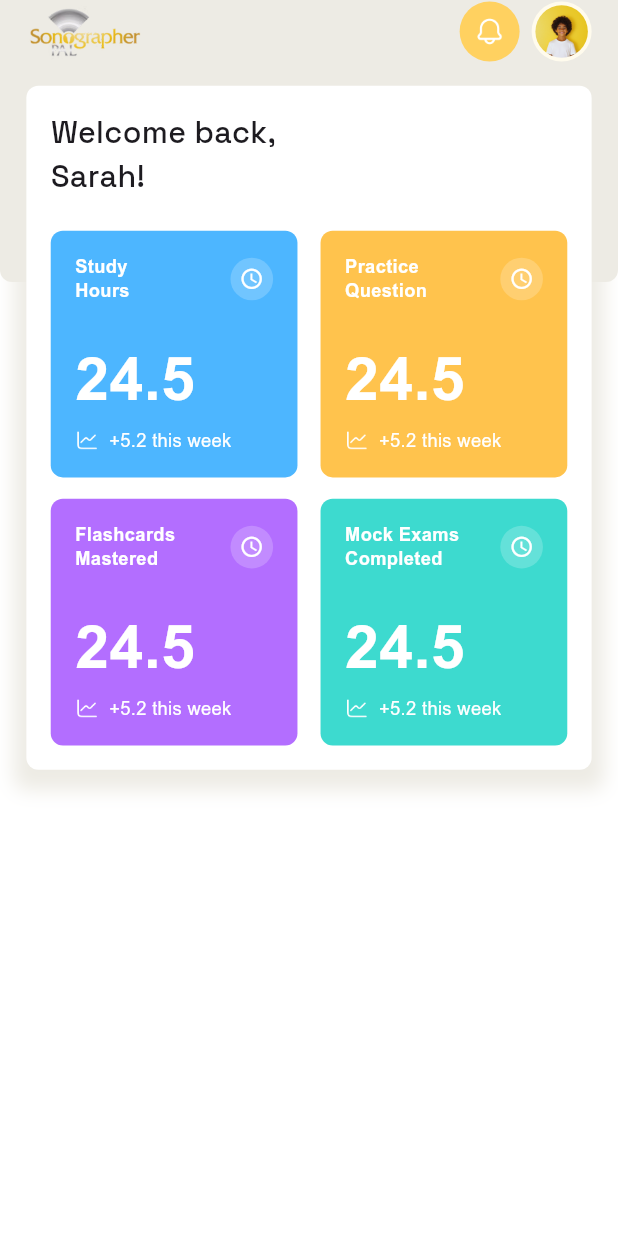
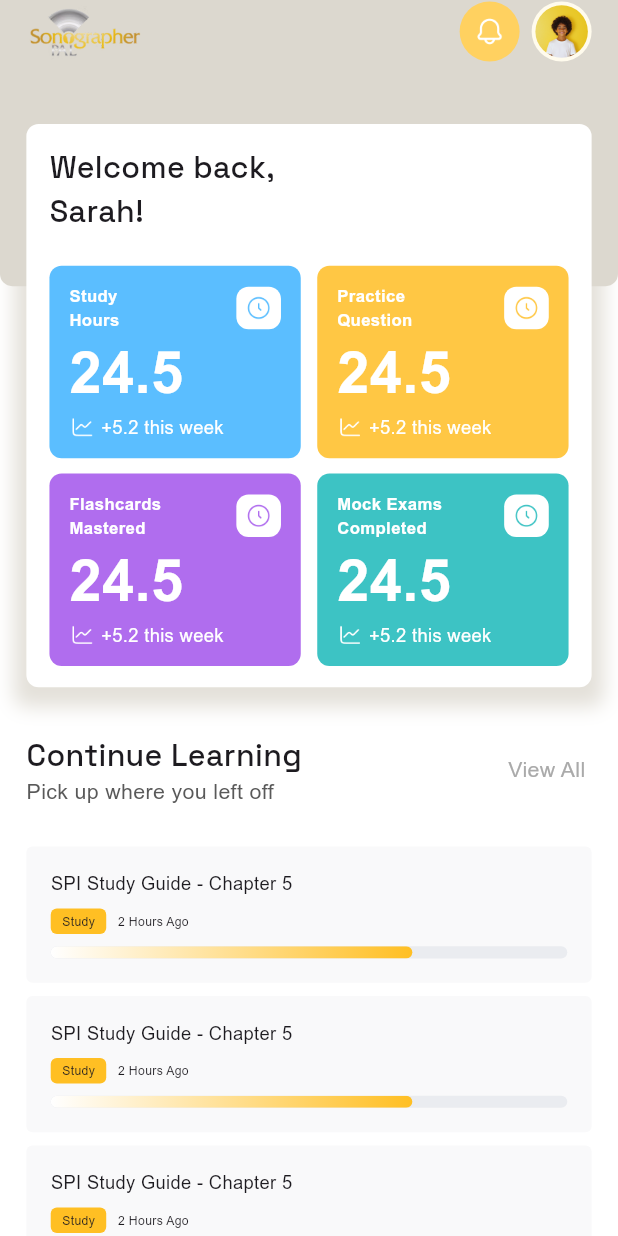
Before and after one commit to flutter-maktech/shomoshotime_app_forntend, a Flutter app: the screen it shows after launch, on a phone screen of 412 x 824 dp. Run offline on Flutter 3.47's test engine with Material 3 defaults, Android fonts, the light colour scheme and no system bars; our stand-ins replace flutter_screenutil, get.

Commit message:
home screen full complit

```diff
--- a/lib/app/data/app_colors.dart
+++ b/lib/app/data/app_colors.dart
@@ -9,10 +9,13 @@ class AppColors{
   static const Color appBarSub = Color(0xff595959);
   static const Color appBarCircleAvatar = Color(0xfffffbed);
   static const Color appBarCircleAvatarColor = Color(0xffFFD160);
-  static const Color homeStack = Color(0xffEDEBE4);
+  static const Color homeStack = Color(0xffdcd8cf);
   static const Color homeGridColorOne = Color(0xff5BBEFF);
   static const Color homeGridColorTwo = Color(0xffFFC744);
   static const Color homeGridColorThree = Color(0xffB06DEE);
   static const Color homeGridColorFour = Color(0xff3DC3C4);
+  static const Color progressBg = Color(0xffEAECF0);
+  static const Color progressContainerBg = Color(0xffF9F9FA);
+  static const Color primaryGray = Color(0xffAAAAAA);
 
 }
--- a/lib/app/data/image_path.dart
+++ b/lib/app/data/image_path.dart
@@ -5,4 +5,5 @@ class ImagePath {
   static const String profile = '$baseUrl/profile.png';
   static const String notification = '$baseUrl/notification.png';
   static const String chart = '$baseUrl/chart.png';
+  static const String clock = '$baseUrl/clock.png';
 }
--- /dev/null
+++ b/lib/app/modules/common_widgets/custom_progress.dart
@@ -0,0 +1,47 @@
+import 'package:flutter/material.dart';
+import 'package:flutter_screenutil/flutter_screenutil.dart';
+import 'package:shomoshotime/app/data/app_colors.dart';
+
+class CustomProgress extends StatelessWidget {
+  final double progress; // 0.0 to 1.0
+  final Color? backgroundColor;
+  final double? height;
+
+  const CustomProgress({
+    super.key,
+    required this.progress,
+    this.backgroundColor,
+    this.height,
+  });
+
+  @override
+  Widget build(BuildContext context) {
+    return Container(
+      height: height ?? 8.h,
+      width: double.infinity,
+      decoration: BoxDecoration(
+        color: backgroundColor ?? AppColors.progressBg,
+        borderRadius: BorderRadius.circular(100),
+      ),
+      child: ClipRRect(
+        borderRadius: BorderRadius.circular(100),
+        child: Stack(
+          children: [
+            FractionallySizedBox(
+              alignment: Alignment.centerLeft,
+              widthFactor: progress.clamp(0.0, 1.0),
+              child: Container(
+                decoration: BoxDecoration(
+                  gradient: LinearGradient(
+                    colors: [AppColors.whiteColor, AppColors.primaryColor],
+                  ),
+                  borderRadius: BorderRadius.circular(100),
+                ),
+              ),
+            ),
+          ],
+        ),
+      ),
+    );
+  }
+}
--- /dev/null
+++ b/lib/app/modules/common_widgets/custom_progress_container.dart
@@ -0,0 +1,64 @@
+import 'package:flutter/material.dart';
+import 'package:flutter_screenutil/flutter_screenutil.dart';
+import 'package:shomoshotime/app/data/app_colors.dart';
+import 'package:shomoshotime/app/data/app_text_styles.dart';
+import 'custom_progress.dart';
+
+class CustomProgressContainer extends StatelessWidget {
+  final String? title;
+  final String? subTitleContainerText;
+  final String? subTitleText;
+  final double? progress;
+
+  const CustomProgressContainer({
+    super.key,
+    this.title,
+    this.subTitleContainerText,
+    this.subTitleText,
+    this.progress,
+  });
+
+  @override
+  Widget build(BuildContext context) {
+    return Container(
+      padding: EdgeInsets.all(16.sp),
+      margin: EdgeInsets.symmetric(vertical: 4.w),
+      width: double.infinity,
+      decoration: BoxDecoration(
+        color: AppColors.progressContainerBg,
+        borderRadius: BorderRadius.circular(4),
+      ),
+      child: Column(
+        crossAxisAlignment: CrossAxisAlignment.start,
+        children: [
+          Text(title ?? '', style: AppTextStyles.regular12),
+          Padding(
+            padding: EdgeInsets.symmetric(vertical: 8.h),
+            child: Row(
+              children: [
+                Container(
+                  height: 17,
+                  width: 37,
+                  decoration: BoxDecoration(
+                    borderRadius: BorderRadius.circular(4.r),
+                    color: AppColors.primaryColor,
+                  ),
+                  child: Center(
+                    child: Text(
+                      subTitleContainerText ?? '',
+                      style: AppTextStyles.regular8,
+                    ),
+                  ),
+                ),
+                SizedBox(width: 7.w),
+                Text(subTitleText ?? '', style: AppTextStyles.regular8),
+              ],
+            ),
+          ),
+
+          CustomProgress(progress: progress ?? .5),
+        ],
+      ),
+    );
+  }
+}
--- a/lib/app/modules/home/views/home_view.dart
+++ b/lib/app/modules/home/views/home_view.dart
@@ -4,9 +4,11 @@ import 'package:get/get.dart';
 import 'package:shomoshotime/app/data/app_colors.dart';
 import 'package:shomoshotime/app/data/app_text_styles.dart';
 import '../../common_widgets/custom_button.dart';
+import '../../common_widgets/custom_progress.dart';
+import '../../common_widgets/custom_progress_container.dart';
 import '../../common_widgets/primary_app_bar.dart';
 import '../controllers/home_controller.dart';
-import '../widget/home_view_grid.dart';
+import '../widget/grid.dart';
 
 class HomeView extends GetView<HomeController> {
   const HomeView({super.key});
@@ -14,37 +16,45 @@ class HomeView extends GetView<HomeController> {
   @override
   Widget build(BuildContext context) {
     return Scaffold(
-      body: Column(
-        children: [
-          Stack(
+      body: Stack(
         children: [
           Container(
-                height: 188,
+            height: 188.h,
             width: double.infinity,
             decoration: BoxDecoration(
               color: AppColors.homeStack,
               borderRadius: BorderRadius.only(
-                    bottomLeft: Radius.circular(8),
-                    bottomRight: Radius.circular(8),
+                bottomLeft: Radius.circular(8.r),
+                bottomRight: Radius.circular(8.r),
               ),
             ),
           ),
-              Column(
+          SafeArea(
+            child: Column(
+              mainAxisSize: MainAxisSize.min,
               children: [
-                  SafeArea(child: PrimaryAppBar()),
+                PrimaryAppBar(notificationOnTap: () {}, profileOnTap: () {}),
+                SizedBox(height: 10.h),
+                Expanded(
+                  child: SingleChildScrollView(
+                    child: Column(
+                      children: [
                         Container(
                           margin: EdgeInsets.symmetric(
                             horizontal: 16.w,
-                      vertical: 15.h,
+                            vertical: 30.h,
                           ),
-                    padding: EdgeInsets.all(16.sp),
+                          padding: EdgeInsets.symmetric(
+                            horizontal: 14.w,
+                            vertical: 14.h,
+                          ),
                           width: double.infinity,
                           decoration: BoxDecoration(
                             color: AppColors.whiteColor,
-                      borderRadius: BorderRadius.circular(8),
+                            borderRadius: BorderRadius.circular(8.r),
                             boxShadow: [
                               BoxShadow(
-                          color: AppColors.homeStack,
+                                color: AppColors.homeStack.withAlpha(200),
                                 blurRadius: 10,
                                 spreadRadius: 8,
                                 offset: Offset(0, 5),
@@ -58,22 +68,112 @@ class HomeView extends GetView<HomeController> {
                                 "Welcome back,\nSarah!",
                                 style: AppTextStyles.spaceGroteskMedium20,
                               ),
-                        SizedBox(
-                          height: 22.h,
+                              SizedBox(height: 22.h),
+                              Grid(
+                                firstCardValue: "24.5",
+                                firstCardChartValue: "5.2",
+                                secondCardValue: "24.5",
+                                secondCardChartValue: "5.2",
+                                thirdCardValue: "24.5",
+                                thirdCardChartValue: "5.2",
+                                fourthCardValue: "24.5",
+                                fourthCardChartValue: "5.2",
                               ),
-                        HomeViewGrid(),
+                            ],
+                          ),
+                        ),
+                        Padding(
+                          padding: EdgeInsets.symmetric(horizontal: 16.w),
+                          child: Column(
+                            children: [
+                              buildRow(
+                                title: 'Continue Learning',
+                                subTitle: 'Pick up where you left off',
+                                onTap: () {},
+                              ),
+                              SizedBox(height: 22.h),
+                              ListView.builder(
+                                itemCount: 5,
+                                padding: EdgeInsets.zero,
+                                physics: NeverScrollableScrollPhysics(),
+                                shrinkWrap: true,
+                                primary: false,
+                                itemBuilder: (context, index) =>
+                                    CustomProgressContainer(
+                                      title: 'SPI Study Guide - Chapter 5',
+                                      subTitleContainerText: 'Study',
+                                      subTitleText: '2 Hours Ago',
+                                      progress: .7,
+                                    ),
+                              ),
+                              SizedBox(height: 45.h),
+                              buildRow(
+                                title: 'Continue Learning',
+                                subTitle: 'Pick up where you left off',
+                                onTap: () {},
+                              ),
+                              SizedBox(height: 22.h),
+                              ListView.builder(
+                                itemCount: 5,
+                                padding: EdgeInsets.zero,
+                                physics: NeverScrollableScrollPhysics(),
+                                shrinkWrap: true,
+                                primary: false,
+                                itemBuilder: (context, index) =>
+                                    CustomProgressContainer(
+                                      title: 'SPI Study Guide - Chapter 5',
+                                      subTitleContainerText: 'Study',
+                                      subTitleText: '2 Hours Ago',
+                                      progress: .7,
+                                    ),
+                              ),
 
-
-
+                              SizedBox(height: 25.h),
                             ],
                           ),
                         ),
                       ],
                     ),
+                  ),
+                ),
               ],
+            ),
           ),
         ],
       ),
     );
   }
+
+  Row buildRow({
+    required String title,
+    required String subTitle,
+    required Function()? onTap,
+  }) {
+    return Row(
+      mainAxisAlignment: MainAxisAlignment.spaceBetween,
+      children: [
+        Column(
+          crossAxisAlignment: CrossAxisAlignment.start,
+          children: [
+            Text(title, style: AppTextStyles.spaceGroteskMedium20),
+            Text(
+              subTitle,
+              style: AppTextStyles.regular14.copyWith(
+                color: AppColors.appBarSub,
+              ),
+            ),
+          ],
+        ),
+        InkWell(
+          onTap: onTap,
+          child: Text(
+            ' View All ',
+            style: AppTextStyles.regular14.copyWith(
+              color: AppColors.primaryGray,
+            ),
+          ),
+        ),
+      ],
+    );
   }
+}
--- /dev/null
+++ b/lib/app/modules/home/widget/grid.dart
@@ -0,0 +1,143 @@
+import 'package:flutter/material.dart';
+import 'package:flutter_screenutil/flutter_screenutil.dart';
+import 'package:shomoshotime/app/data/app_colors.dart';
+import 'package:shomoshotime/app/data/app_text_styles.dart';
+import 'package:shomoshotime/app/data/image_path.dart';
+
+class Grid extends StatelessWidget {
+  final String firstCardValue;
+  final String firstCardChartValue;
+  final String secondCardValue;
+  final String secondCardChartValue;
+  final String thirdCardValue;
+  final String thirdCardChartValue;
+  final String fourthCardValue;
+  final String fourthCardChartValue;
+
+  const Grid({
+    super.key,
+    required this.firstCardValue,
+    required this.firstCardChartValue,
+    required this.secondCardValue,
+    required this.secondCardChartValue,
+    required this.thirdCardValue,
+    required this.thirdCardChartValue,
+    required this.fourthCardValue,
+    required this.fourthCardChartValue,
+  });
+
+  @override
+  Widget build(BuildContext context) {
+    return Column(
+      spacing: 10.h,
+      children: [
+        Row(
+          spacing: 10.w,
+          children: [
+            _buildCard(
+              title: "Study\nHours",
+              value: firstCardValue,
+              color: AppColors.homeGridColorOne,
+              chartValue: firstCardChartValue,
+            ),
+            _buildCard(
+              title: "Practice\nQuestion",
+              value: secondCardValue,
+              color: AppColors.homeGridColorTwo,
+              chartValue: secondCardChartValue,
+            ),
+          ],
+        ),
+        Row(
+          spacing: 10.w,
+          children: [
+            _buildCard(
+              title: "Flashcards\nMastered",
+              value: thirdCardValue,
+              color: AppColors.homeGridColorThree,
+              chartValue: thirdCardChartValue,
+            ),
+            _buildCard(
+              title: "Mock Exams\nCompleted",
+              value: fourthCardValue,
+              color: AppColors.homeGridColorFour,
+              chartValue: fourthCardChartValue,
+            ),
+          ],
+        ),
+      ],
+    );
+  }
+
+  Widget _buildCard({
+    required String title,
+    required String value,
+    required Color color,
+    required String chartValue,
+  }) {
+    return Expanded(
+      child: Container(
+        padding: EdgeInsets.symmetric(horizontal: 12.w, vertical: 12.h),
+        decoration: BoxDecoration(
+          color: color,
+          borderRadius: BorderRadius.circular(8.r),
+        ),
+        child: Column(
+          mainAxisAlignment: MainAxisAlignment.spaceBetween,
+          crossAxisAlignment: CrossAxisAlignment.start,
+          children: [
+            Row(
+              mainAxisAlignment: MainAxisAlignment.spaceBetween,
+              children: [
+                Text(
+                  title,
+                  style: AppTextStyles.bold11.copyWith(
+                    color: AppColors.whiteColor,
+                  ),
+                ),
+                Container(
+                  // padding: EdgeInsets.all(6.sp),
+                  decoration: BoxDecoration(
+                    color: AppColors.whiteColor,
+                    borderRadius: BorderRadius.circular(8.r),
+                  ),
+                  child: Padding(
+                    padding: EdgeInsets.all(6.r),
+                    child: Image.asset(
+                      ImagePath.clock,
+                      color: color,
+                      height: 16.h,
+                      width: 16.w,
+                    ),
+                  ),
+                ),
+              ],
+            ),
+            Text(
+              value,
+              style: AppTextStyles.bold38.copyWith(color: AppColors.whiteColor),
+              overflow: TextOverflow.ellipsis,
+              maxLines: 2,
+            ),
+            Row(
+              mainAxisAlignment: MainAxisAlignment.start,
+              children: [
+                Image.asset(ImagePath.chart, height: 16.h, width: 16.w),
+                Expanded(
+                  child: Text(
+                    " +$chartValue this week",
+                    style: AppTextStyles.regular12.copyWith(
+                      color: AppColors.whiteColor,
+                    ),
+                    overflow: TextOverflow.ellipsis,
+                    maxLines: 1,
+                  ),
+                ),
+              ],
+            ),
+          ],
+        ),
+      ),
+    );
+  }
+}
--- a/lib/app/modules/home/widget/home_view_grid.dart
+++ /dev/null
@@ -1,102 +0,0 @@
-import 'package:flutter/material.dart';
-import 'package:flutter_screenutil/flutter_screenutil.dart';
-import 'package:shomoshotime/app/data/app_colors.dart';
-import 'package:shomoshotime/app/data/app_text_styles.dart';
-import 'package:shomoshotime/app/data/image_path.dart';
-
-class HomeViewGrid extends StatelessWidget {
-  const HomeViewGrid({super.key});
-
-  @override
-  Widget build(BuildContext context) {
-    return GridView.count(
-      padding: EdgeInsets.zero,
-      crossAxisCount: 2,
-      crossAxisSpacing: 14.w,
-      mainAxisSpacing: 14.h,
-      shrinkWrap: true,
-      physics: const NeverScrollableScrollPhysics(),
-      childAspectRatio: 1.0,
-      children: [
-        _buildCard(
-          title: "Study\nHours",
-          value: "24.5",
-          color: const Color(0xFF4DB6FF),
-        ),
-        _buildCard(
-          title: "Practice\nQuestion",
-          value: "24.5",
-          color: const Color(0xFFFFC34D),
-        ),
-        _buildCard(
-          title: "Flashcards\nMastered",
-          value: "24.5",
-          color: const Color(0xFFB36EFF),
-        ),
-        _buildCard(
-          title: "Mock Exams\nCompleted",
-          value: "24.5",
-          color: const Color(0xFF3DDACF),
-        ),
-      ],
-    );
-  }
-
-  Widget _buildCard({
-    required String title,
-    required String value,
-    required Color color,
-  }) {
-    return Container(
-      padding: EdgeInsets.all(16.sp),
-      decoration: BoxDecoration(
-        color: color,
-        borderRadius: BorderRadius.circular(8.r),
-      ),
-      child: Column(
-        crossAxisAlignment: CrossAxisAlignment.start,
-        children: [
-          Row(
-            mainAxisAlignment: MainAxisAlignment.spaceBetween,
-            children: [
-              Expanded(
-                child: Text(
-                  title,
-                  style: AppTextStyles.bold12.copyWith(color: AppColors.whiteColor,height: 1.3.h),
-                ),
-              ),
-              Container(
-                padding: EdgeInsets.all(6.sp),
-                decoration: BoxDecoration(
-                  color: Colors.white.withOpacity(0.2),
-                  shape: BoxShape.circle,
-                ),
-                child: Icon(
-                  Icons.access_time,
-                  color: Colors.white,
-                  size: 16.sp,
-                ),
-              ),
-            ],
-          ),
-          const Spacer(),
-          Text(
-            value,
-            style: AppTextStyles.bold40.copyWith(color: AppColors.whiteColor,height: 1.0.h),
-          ),
-          SizedBox(height: 12.h),
-          Row(
-            children: [
-              Image.asset(ImagePath.chart,height: 16,),
-              SizedBox(width: 6.w),
-              Text(
-                "+5.2 this week",
-                style: AppTextStyles.regular12.copyWith(color: AppColors.whiteColor),
-              ),
-            ],
-          ),
-        ],
-      ),
-    );
-  }
-}
```
Lines whose indentation alone changed are shown as unchanged.
